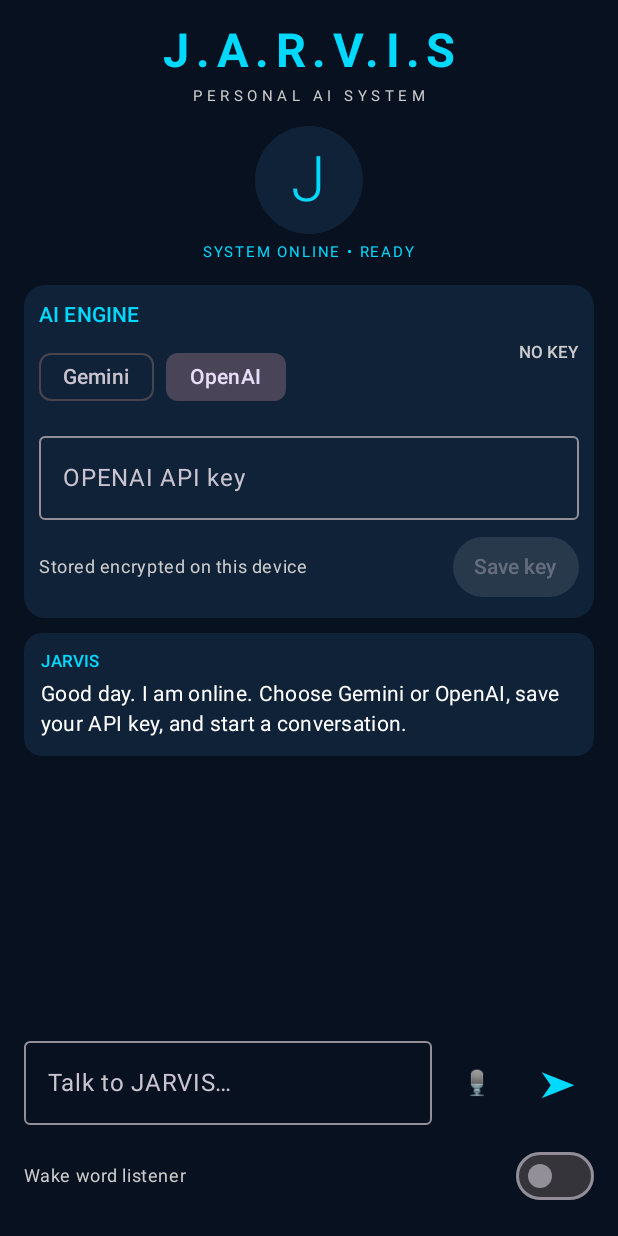
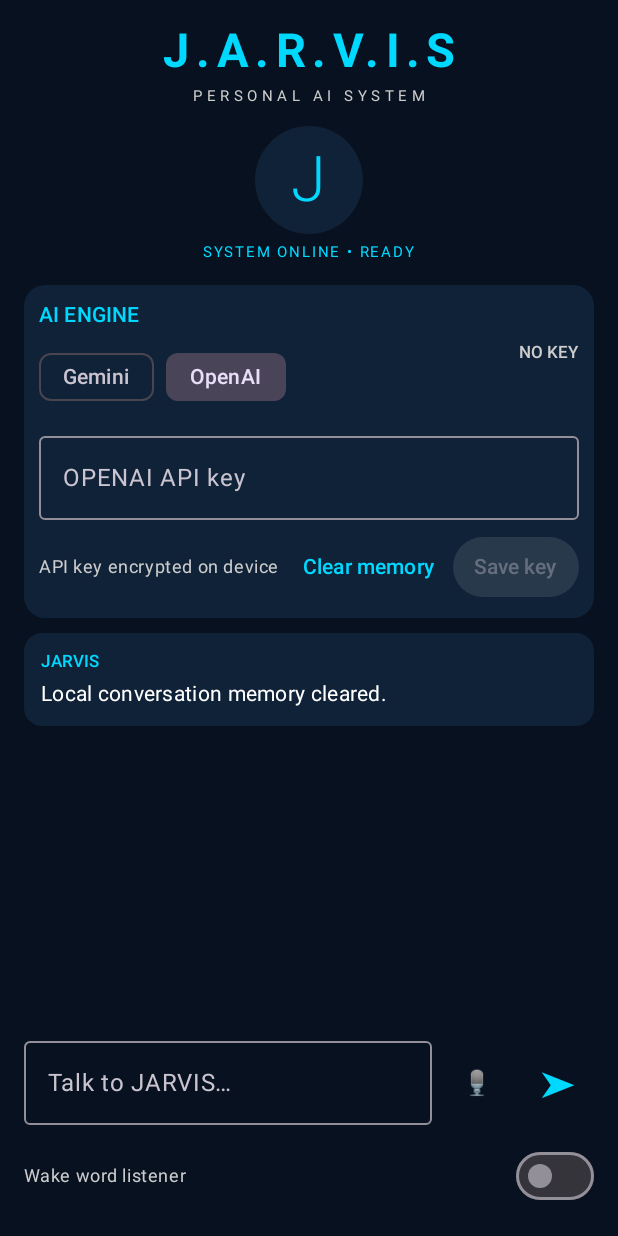
Before and after one commit to wd296427-max/Jarvis, an Android app built with Jetpack Compose: the screen it shows after launch (MainActivity), after a tap on an icon or button, on a phone screen of 412 x 824 dp. Run offline under Robolectric (Android 15) with nearby library versions, the phone set to English and light mode, and no system bars; 2 statements that could not run were skipped; 3 other taps on this screen came first.

Commit message:
Restore persistent chat history and add memory controls to JARVIS UI

```diff
--- a/app/src/main/java/com/jarvis/ai/MainActivity.kt
+++ b/app/src/main/java/com/jarvis/ai/MainActivity.kt
@@ -84,16 +84,21 @@ private fun JarvisScreen(onStart: () -> Unit, onStop: () -> Unit, onSpeak: (Stri
     val context = LocalContext.current
     val ai = remember { AIManager(context.applicationContext) }
     val scope = rememberCoroutineScope()
-    var provider by remember { mutableStateOf(AIProvider.GEMINI) }
+    var provider by remember { mutableStateOf(ai.activeProvider()) }
     var apiKey by remember { mutableStateOf("") }
     var keySaved by remember { mutableStateOf(false) }
     var prompt by remember { mutableStateOf("") }
     var busy by remember { mutableStateOf(false) }
     var listening by remember { mutableStateOf(false) }
     var status by remember { mutableStateOf("SYSTEM ONLINE • READY") }
-    val messages = remember { mutableStateListOf(
-        ChatMessage("JARVIS", "Good day. I am online. Choose Gemini or OpenAI, save your API key, and start a conversation.")
-    ) }
+    val messages = remember {
+        mutableStateListOf<ChatMessage>().apply {
+            ai.recentConversation().forEach { (role, text) ->
+                add(ChatMessage(if (role == "assistant") "JARVIS" else "YOU", text))
+            }
+            if (isEmpty()) add(ChatMessage("JARVIS", "Good day. I am online. Choose Gemini or OpenAI, save your API key, and start a conversation."))
+        }
+    }
 
     val speechLauncher = androidx.activity.compose.rememberLauncherForActivityResult(
         ActivityResultContracts.StartActivityForResult()
@@ -142,10 +147,10 @@ private fun JarvisScreen(onStart: () -> Unit, onStop: () -> Unit, onSpeak: (Stri
                     Text("AI ENGINE", color = Cyan, style = MaterialTheme.typography.labelLarge)
                     Row(horizontalArrangement = Arrangement.spacedBy(8.dp)) {
                         FilterChip(selected = provider == AIProvider.GEMINI, onClick = {
-                            provider = AIProvider.GEMINI; apiKey = ""; keySaved = false
+                            provider = AIProvider.GEMINI; ai.setActiveProvider(provider); apiKey = ""; keySaved = false
                         }, label = { Text("Gemini") })
                         FilterChip(selected = provider == AIProvider.OPENAI, onClick = {
-                            provider = AIProvider.OPENAI; apiKey = ""; keySaved = false
+                            provider = AIProvider.OPENAI; ai.setActiveProvider(provider); apiKey = ""; keySaved = false
                         }, label = { Text("OpenAI") })
                         Spacer(Modifier.weight(1f))
                         Text(if (keySaved || ai.hasApiKey(provider)) "KEY SAVED" else "NO KEY", color = if (keySaved || ai.hasApiKey(provider)) Cyan else Color.LightGray, style = MaterialTheme.typography.labelSmall)
@@ -159,7 +164,12 @@ private fun JarvisScreen(onStart: () -> Unit, onStop: () -> Unit, onSpeak: (Stri
                         keyboardOptions = KeyboardOptions(keyboardType = KeyboardType.Password)
                     )
                     Row(verticalAlignment = Alignment.CenterVertically) {
-                        Text("Stored encrypted on this device", color = Color.LightGray, style = MaterialTheme.typography.bodySmall, modifier = Modifier.weight(1f))
+                        Text("API key encrypted on device", color = Color.LightGray, style = MaterialTheme.typography.bodySmall, modifier = Modifier.weight(1f))
+                        TextButton(onClick = {
+                            ai.clearMemory()
+                            messages.clear()
+                            messages.add(ChatMessage("JARVIS", "Local conversation memory cleared."))
+                        }) { Text("Clear memory", color = Cyan) }
                         Button(
                             enabled = apiKey.isNotBlank(),
                             onClick = {
```
